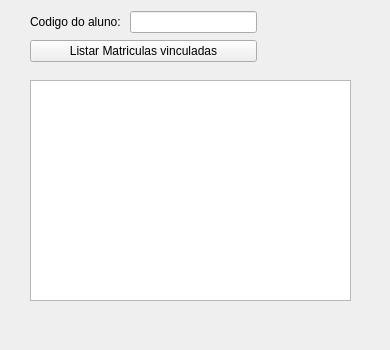
First picture: the form in SistemaDeMatriculas-V0/consultamatricula.ui, repository leonardopereira10/UEG, before the edit.
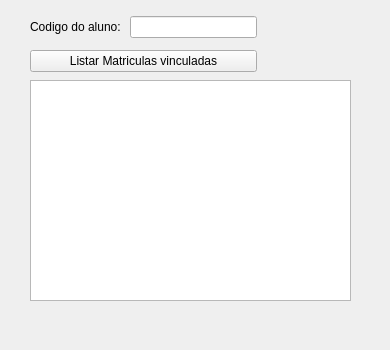
Second picture: the form after the edit. Icons and pictures are not drawn.

Diff of the .ui file:
```diff
--- a/SistemaDeMatriculas-V0/consultamatricula.ui
+++ b/SistemaDeMatriculas-V0/consultamatricula.ui
@@ -27,13 +27,13 @@
     </rect>
    </property>
   </widget>
-  <widget class="QWidget" name="">
+  <widget class="QWidget" name="layoutWidget">
    <property name="geometry">
     <rect>
      <x>30</x>
      <y>10</y>
      <width>227</width>
-     <height>53</height>
+     <height>68</height>
     </rect>
    </property>
    <layout class="QVBoxLayout" name="verticalLayout">
```
Left out of the diff: 6 changed lines with no effect on the pictures.
